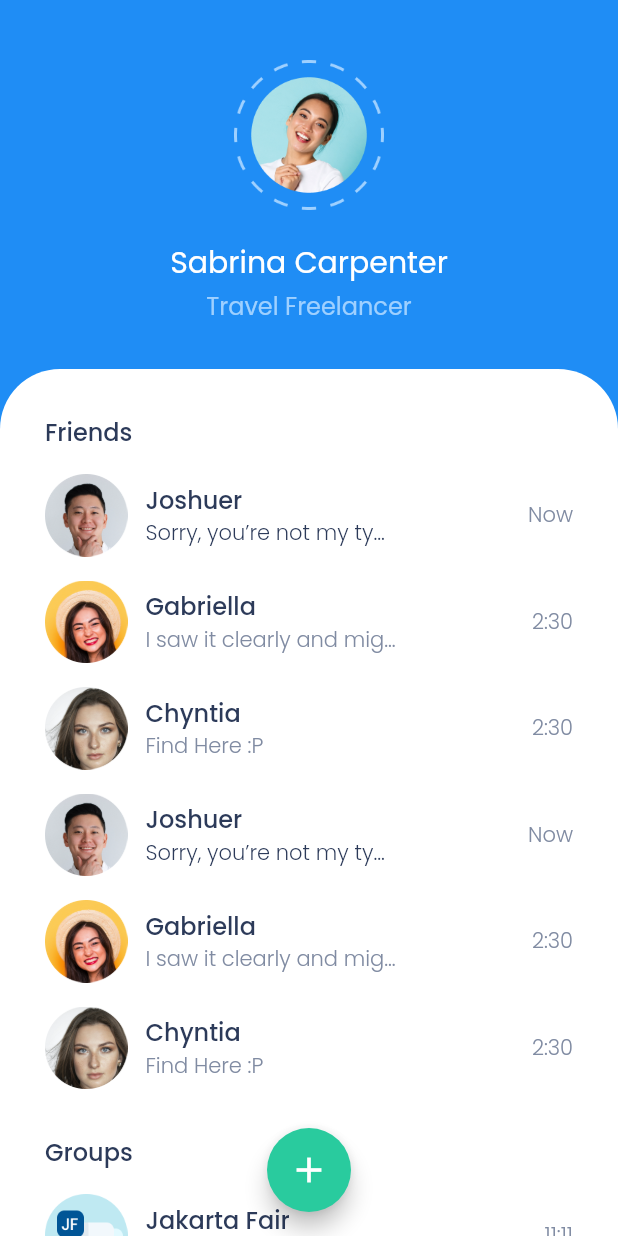
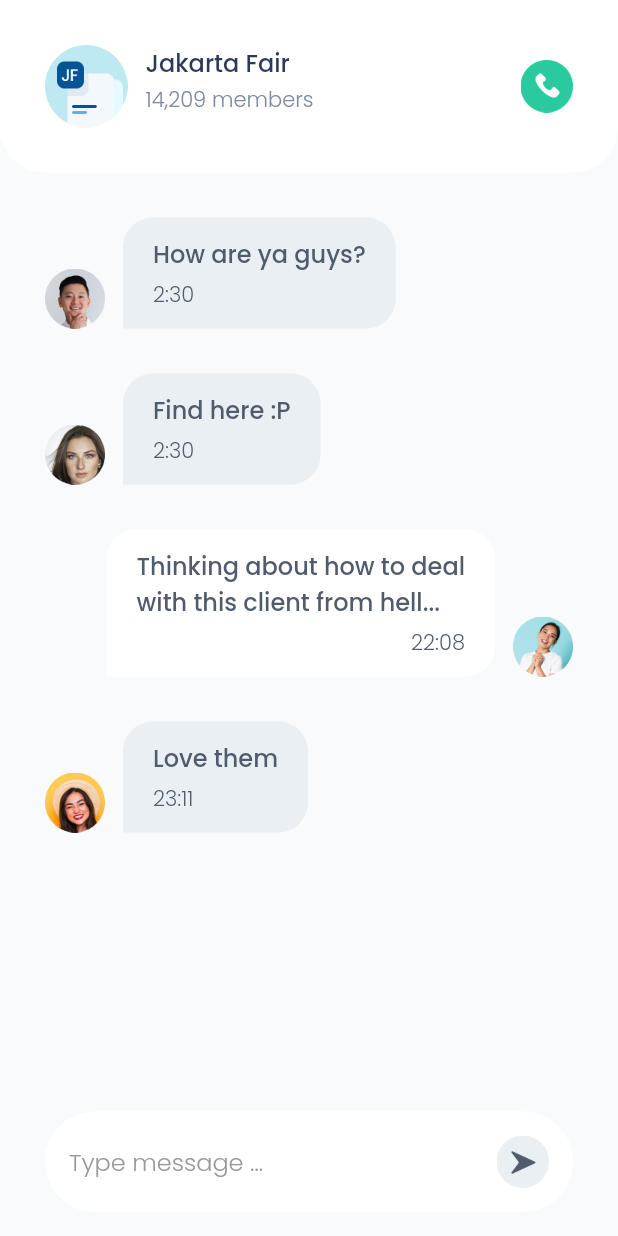
Before and after one commit to ayisrhmn/chatty_ui, a Flutter app: the screen it shows after launch, after a tap on the "add" icon, on a phone screen of 412 x 824 dp. Run offline on Flutter 3.47's test engine with Material 2 defaults, Android fonts, the light colour scheme and no system bars.

Commit message:
add chat page ui screen

```diff
--- /dev/null
+++ b/lib/pages/chat_page.dart
@@ -0,0 +1,242 @@
+import 'package:chatty_ui/theme.dart';
+import 'package:flutter/material.dart';
+
+class ChatPage extends StatelessWidget {
+  const ChatPage({ Key? key }) : super(key: key);
+
+  @override
+  Widget build(BuildContext context) {
+    Widget receiverBubble({
+      required String imageUrl,
+      required String text,
+      required String time,
+    }) {
+      return Container(
+        margin: const EdgeInsets.only(
+          bottom: 30,
+        ),
+        child: Row(
+          crossAxisAlignment: CrossAxisAlignment.end,
+          children: [
+            Image.asset(
+              imageUrl,
+              width: 40,
+            ),
+            const SizedBox(
+              width: 12,
+            ),
+            Container(
+              padding: const EdgeInsets.symmetric(
+                horizontal: 20,
+                vertical: 12,
+              ),
+              decoration: const BoxDecoration(
+                color: bubleReceiver,
+                borderRadius: BorderRadius.only(
+                  topRight: Radius.circular(20),
+                  topLeft: Radius.circular(20),
+                  bottomRight: Radius.circular(20),
+                ),
+              ),
+              child: Column(
+                crossAxisAlignment: CrossAxisAlignment.start,
+                children: [
+                  Text(
+                    text,
+                    style: textMessage,
+                  ),
+                  const SizedBox(
+                    height: 5,
+                  ),
+                  Text(
+                    time,
+                    style: timeMessage,
+                  ),
+                ],
+              ),
+            ),
+          ],
+        ),
+      );
+    }
+
+    Widget senderBubble({
+      required String imageUrl,
+      required String text,
+      required String time,
+    }) {
+      return Container(
+        margin: const EdgeInsets.only(
+          bottom: 30,
+        ),
+        child: Row(
+          mainAxisAlignment: MainAxisAlignment.end,
+          crossAxisAlignment: CrossAxisAlignment.end,
+          children: [
+            Container(
+              padding: const EdgeInsets.symmetric(
+                horizontal: 20,
+                vertical: 12,
+              ),
+              decoration: const BoxDecoration(
+                color: whiteColor,
+                borderRadius: BorderRadius.only(
+                  topRight: Radius.circular(20),
+                  topLeft: Radius.circular(20),
+                  bottomRight: Radius.circular(20),
+                ),
+              ),
+              child: Column(
+                crossAxisAlignment: CrossAxisAlignment.end,
+                children: [
+                  Text(
+                    text,
+                    style: textMessage,
+                  ),
+                  const SizedBox(
+                    height: 5,
+                  ),
+                  Text(
+                    time,
+                    style: timeMessage,
+                  ),
+                ],
+              ),
+            ),
+            const SizedBox(
+              width: 12,
+            ),
+            Image.asset(
+              imageUrl,
+              width: 40,
+            ),
+          ],
+        ),
+      );
+    }
+
+    Widget header() {
+      return Container(
+        width: double.infinity,
+        height: 115,
+        padding: const EdgeInsets.all(30),
+        decoration: const BoxDecoration(
+          color: whiteColor,
+          borderRadius: BorderRadius.vertical(
+            bottom: Radius.circular(30),
+          ),
+        ),
+        child: Row(
+          children: [
+            Image.asset(
+              'assets/images/grup_ic_a.png',
+              width: 55,
+              height: 55,
+            ),
+            const SizedBox(
+              width: 12,
+            ),
+            Column(
+              crossAxisAlignment: CrossAxisAlignment.start,
+              children: const [
+                Text(
+                  'Jakarta Fair',
+                  style: textTitle,
+                ),
+                SizedBox(
+                  height: 2,
+                ),
+                Text(
+                  '14,209 members',
+                  style: textSubtitle,
+                ),
+              ],
+            ),
+            const Spacer(),
+            Image.asset(
+              'assets/images/call_ic.png',
+              width: 35,
+              height: 35,
+            ),
+          ],
+        ),
+      );
+    }
+
+    Widget body() {
+      return Expanded(
+        child: Padding(
+          padding: const EdgeInsets.symmetric(
+            horizontal: 30,
+          ),
+          child: Column(
+            children: [
+              const SizedBox(
+                height: 30,
+              ),
+              receiverBubble(
+                imageUrl: 'assets/images/user_pic_a.png',
+                text: 'How are ya guys?',
+                time: '2:30',
+              ),
+              receiverBubble(
+                imageUrl: 'assets/images/user_pic_b.png',
+                text: 'Find here :P',
+                time: '2:30',
+              ),
+              senderBubble(
+                imageUrl: 'assets/images/user_pic_c.png',
+                text: 'Thinking about how to deal\nwith this client from hell...',
+                time: '22:08',
+              ),
+              receiverBubble(
+                imageUrl: 'assets/images/user_pic_d.png',
+                text: 'Love them',
+                time: '23:11',
+              ),
+            ],
+          ),
+        ),
+      );
+    }
+
+    Widget chatInput() {
+      return Container(
+        width: MediaQuery.of(context).size.width - (2 * 30),
+        padding: const EdgeInsets.all(16),
+        decoration: BoxDecoration(
+          color: whiteColor,
+          borderRadius: BorderRadius.circular(75),
+        ),
+        child: Row(
+          mainAxisAlignment: MainAxisAlignment.spaceBetween,
+          children: [
+            const Text(
+              'Type message ...',
+              style: textPlaceholder
+            ),
+            Image.asset(
+              'assets/images/btn_send.png',
+              width: 35,
+              height: 35,
+            ),
+          ],
+        ),
+      );
+    }
+
+    return Scaffold(
+      backgroundColor: lightGreyColor,
+      floatingActionButton: chatInput(),
+      floatingActionButtonLocation: FloatingActionButtonLocation.centerFloat,
+      body: SafeArea(
+        child: Column(
+          children: [
+            header(),
+            body(),
+          ],
+        ),
+      ),
+    );
+  }
+}
--- a/lib/pages/home.dart
+++ b/lib/pages/home.dart
@@ -1,3 +1,4 @@
+import 'package:chatty_ui/pages/chat_page.dart';
 import 'package:chatty_ui/theme.dart';
 import 'package:chatty_ui/widgets/chat_tile.dart';
 import 'package:flutter/material.dart';
@@ -10,7 +11,14 @@ class Home extends StatelessWidget {
     return Scaffold(
       backgroundColor: blueColor,
       floatingActionButton: FloatingActionButton(
-        onPressed: (){},
+        onPressed: () {
+          Navigator.push(
+            context,
+            MaterialPageRoute(
+              builder: (context) => const ChatPage(),
+            ),
+          );
+        },
         backgroundColor: greenColor,
         child: const Icon(
           Icons.add,
@@ -84,34 +92,6 @@ class Home extends StatelessWidget {
                         time: '2:30',
                         unread: false,
                       ),
-                      ChatTile(
-                        imageUrl: 'assets/images/user_pic_b.png',
-                        name: 'Chyntia',
-                        text: 'Find Here :P',
-                        time: '2:30',
-                        unread: false,
-                      ),
-                      ChatTile(
-                        imageUrl: 'assets/images/user_pic_a.png',
-                        name: 'Joshuer',
-                        text: 'Sorry, you’re not my ty...',
-                        time: 'Now',
-                        unread: true,
-                      ),
-                      ChatTile(
-                        imageUrl: 'assets/images/user_pic_d.png',
-                        name: 'Gabriella',
-                        text: 'I saw it clearly and mig...',
-                        time: '2:30',
-                        unread: false,
-                      ),
-                      ChatTile(
-                        imageUrl: 'assets/images/user_pic_b.png',
-                        name: 'Chyntia',
-                        text: 'Find Here :P',
-                        time: '2:30',
-                        unread: false,
-                      ),
                       SizedBox(
                         height: 30,
                       ),
@@ -140,6 +120,9 @@ class Home extends StatelessWidget {
                         time: '7:11',
                         unread: true,
                       ),
+                      SizedBox(
+                        height: 150,
+                      ),
                     ],
                   ),
                 ),
--- a/lib/theme.dart
+++ b/lib/theme.dart
@@ -5,7 +5,11 @@ const Color whiteColor = Color(0xffffffff);
 const Color lightBlueColor = Color(0xff9ED0FF);
 const Color blackColor = Color(0xff2C3A59);
 const Color greyColor = Color(0xff808BA2);
+const Color lightGreyColor = Color(0xffF8FAFC);
 const Color greenColor = Color(0xff29CB9E);
+const Color placeholder = Color(0xff999999);
+const Color bubleReceiver = Color(0xffEAEFF3);
+const Color colorMessage = Color(0xff505C6B);
 
 const TextStyle textTitle = TextStyle(
   color: blackColor,
@@ -18,3 +22,21 @@ const TextStyle textSubtitle = TextStyle(
   fontWeight: FontWeight.w300,
   fontSize: 14,
 );
+
+const TextStyle textMessage = TextStyle(
+  color: colorMessage,
+  fontWeight: FontWeight.w500,
+  fontSize: 16,
+);
+
+const TextStyle timeMessage = TextStyle(
+  color: colorMessage,
+  fontWeight: FontWeight.w300,
+  fontSize: 14,
+);
+
+const TextStyle textPlaceholder = TextStyle(
+  color: placeholder,
+  fontWeight: FontWeight.w300,
+  fontSize: 16,
+);
--- a/lib/widgets/chat_tile.dart
+++ b/lib/widgets/chat_tile.dart
@@ -1,5 +1,4 @@
-// ignore_for_file: prefer_typing_uninitialized_variables
-
+import 'package:chatty_ui/pages/chat_page.dart';
 import 'package:chatty_ui/theme.dart';
 import 'package:flutter/material.dart';
 
@@ -21,7 +20,16 @@ class ChatTile extends StatelessWidget {
 
   @override
   Widget build(BuildContext context) {
-    return Padding(
+    return GestureDetector(
+      onTap: () {
+        Navigator.push(
+          context,
+          MaterialPageRoute(
+            builder: (context) => const ChatPage(),
+          ),
+        );
+      },
+      child: Padding(
         padding: const EdgeInsets.only(
           top: 16,
         ),
@@ -57,6 +65,7 @@ class ChatTile extends StatelessWidget {
             ),
           ],
         ),
+      ),
     );
   }
 }
```
Also changed, not shown: assets/images/add_ic.png (deleted), assets/images/btn_send.png (added), assets/images/call_ic.png, 2 other files. Lines whose indentation alone changed are shown as unchanged.
